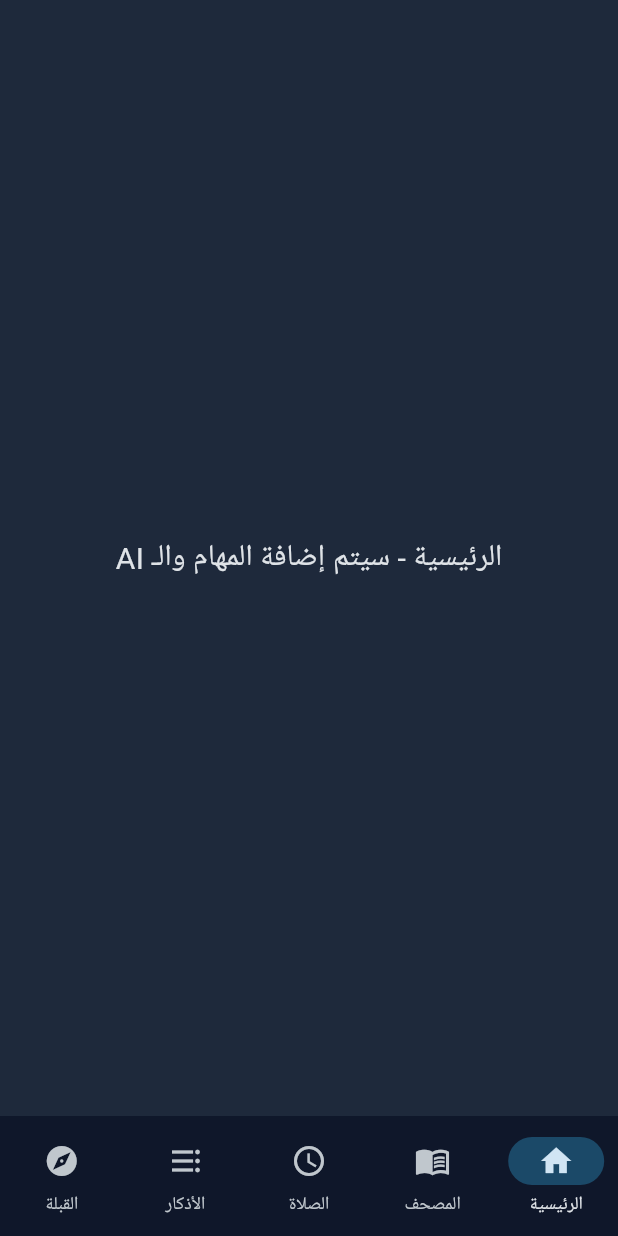
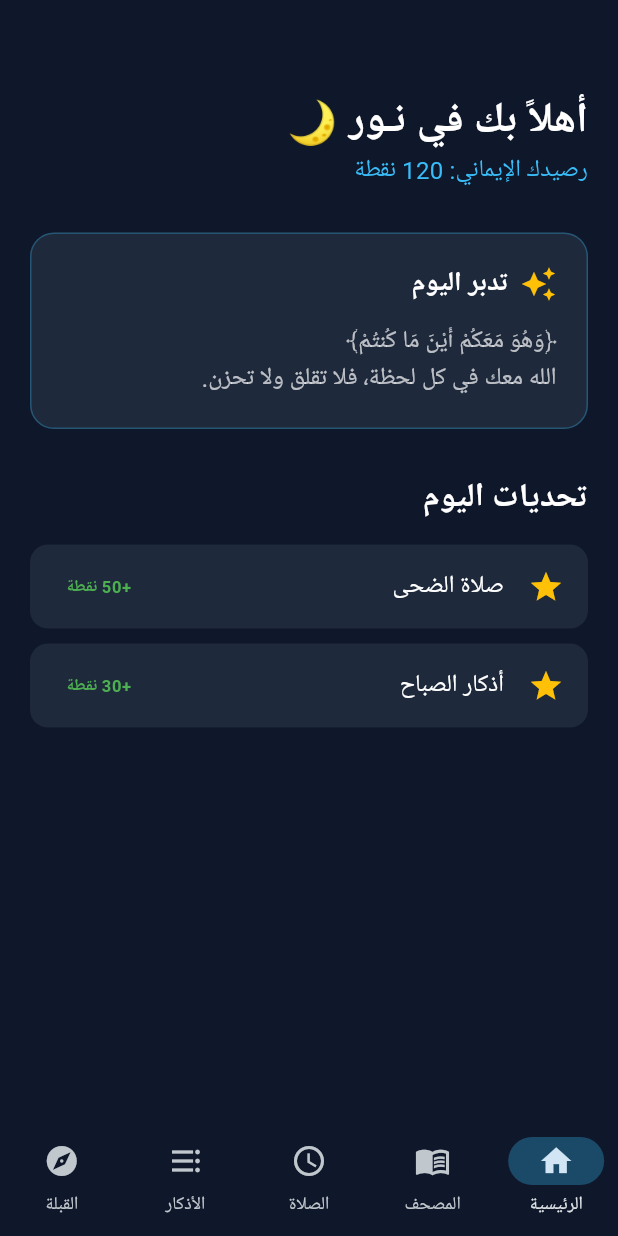
Before and after one commit to Mr3bdo190/noor-app, a Flutter app: the screen it shows after launch, on a phone screen of 412 x 824 dp. Run offline on Flutter 3.47's test engine with Material 3 defaults, Android fonts, the phone set to English and light mode, and no system bars.

Commit message:
Feat: Add interactive Home and Adhkar screens

```diff
--- a/lib/main.dart
+++ b/lib/main.dart
@@ -1,4 +1,6 @@
 import 'package:flutter/material.dart';
+import 'screens/home_screen.dart';
+import 'screens/adhkar_screen.dart';
 
 void main() {
   runApp(const NoorApp());
@@ -14,6 +16,7 @@ class NoorApp extends StatelessWidget {
       debugShowCheckedModeBanner: false,
       theme: ThemeData(
         useMaterial3: true,
+        scaffoldBackgroundColor: const Color(0xFF0F172A),
         colorScheme: ColorScheme.fromSeed(
           seedColor: const Color(0xFF38BDF8),
           brightness: Brightness.dark,
@@ -23,7 +26,7 @@ class NoorApp extends StatelessWidget {
       ),
       builder: (context, child) {
         return Directionality(
-          textDirection: TextDirection.rtl, // دعم اللغة العربية بالكامل
+          textDirection: TextDirection.rtl,
           child: child!,
         );
       },
@@ -42,13 +45,12 @@ class MainScreen extends StatefulWidget {
 class _MainScreenState extends State<MainScreen> {
   int _currentIndex = 0;
 
-  // الشاشات الخمسة (هيكل مبدئي)
   final List<Widget> _screens = [
-    const Center(child: Text('الرئيسية - سيتم إضافة المهام والـ AI', style: TextStyle(fontSize: 20))),
-    const Center(child: Text('المصحف الشريف', style: TextStyle(fontSize: 20))),
-    const Center(child: Text('مواقيت الصلاة', style: TextStyle(fontSize: 20))),
-    const Center(child: Text('الأذكار الذكية', style: TextStyle(fontSize: 20))),
-    const Center(child: Text('بوصلة القبلة', style: TextStyle(fontSize: 20))),
+    const HomeScreen(),
+    const Center(child: Text('المصحف الشريف (قريباً)', style: TextStyle(fontSize: 20))),
+    const Center(child: Text('مواقيت الصلاة (قريباً)', style: TextStyle(fontSize: 20))),
+    const AdhkarScreen(),
+    const Center(child: Text('بوصلة القبلة (قريباً)', style: TextStyle(fontSize: 20))),
   ];
 
   @override
--- /dev/null
+++ b/lib/screens/home_screen.dart
@@ -0,0 +1,64 @@
+import 'package:flutter/material.dart';
+
+class HomeScreen extends StatelessWidget {
+  const HomeScreen({super.key});
+
+  @override
+  Widget build(BuildContext context) {
+    return ListView(
+      padding: const EdgeInsets.all(20),
+      children: [
+        const SizedBox(height: 40),
+        const Text('أهلاً بك في نـور 🌙', style: TextStyle(fontSize: 28, fontWeight: FontWeight.bold, color: Colors.white)),
+        const Text('رصيدك الإيماني: 120 نقطة', style: TextStyle(color: Color(0xFF38BDF8), fontSize: 16)),
+        const SizedBox(height: 30),
+
+        // كارت التدبر
+        Container(
+          padding: const EdgeInsets.all(20),
+          decoration: BoxDecoration(
+            color: const Color(0xFF1E293B),
+            borderRadius: BorderRadius.circular(16),
+            border: Border.all(color: const Color(0xFF38BDF8).withOpacity(0.3)),
+          ),
+          child: const Column(
+            crossAxisAlignment: CrossAxisAlignment.start,
+            children: [
+              Row(
+                children: [
+                  Icon(Icons.auto_awesome, color: Colors.amber),
+                  SizedBox(width: 8),
+                  Text('تدبر اليوم', style: TextStyle(color: Colors.white, fontSize: 18, fontWeight: FontWeight.bold)),
+                ],
+              ),
+              SizedBox(height: 12),
+              Text('﴿وَهُوَ مَعَكُمْ أَيْنَ مَا كُنتُمْ﴾\nالله معك في كل لحظة، فلا تقلق ولا تحزن.',
+                  style: TextStyle(color: Colors.white70, fontSize: 16, height: 1.5)),
+            ],
+          ),
+        ),
+
+        const SizedBox(height: 30),
+        const Text('تحديات اليوم', style: TextStyle(fontSize: 22, fontWeight: FontWeight.bold, color: Colors.white)),
+        const SizedBox(height: 15),
+
+        // مهام اليوم
+        ListTile(
+          tileColor: const Color(0xFF1E293B),
+          shape: RoundedRectangleBorder(borderRadius: BorderRadius.circular(12)),
+          leading: const Icon(Icons.star, color: Colors.amber),
+          title: const Text('صلاة الضحى', style: TextStyle(color: Colors.white)),
+          trailing: const Text('+50 نقطة', style: TextStyle(color: Colors.green, fontWeight: FontWeight.bold)),
+        ),
+        const SizedBox(height: 10),
+        ListTile(
+          tileColor: const Color(0xFF1E293B),
+          shape: RoundedRectangleBorder(borderRadius: BorderRadius.circular(12)),
+          leading: const Icon(Icons.star, color: Colors.amber),
+          title: const Text('أذكار الصباح', style: TextStyle(color: Colors.white)),
+          trailing: const Text('+30 نقطة', style: TextStyle(color: Colors.green, fontWeight: FontWeight.bold)),
+        ),
+      ],
+    );
+  }
+}
```
Also changed, not shown: lib/screens/adhkar_screen.dart (added, +76 -0 lines).
